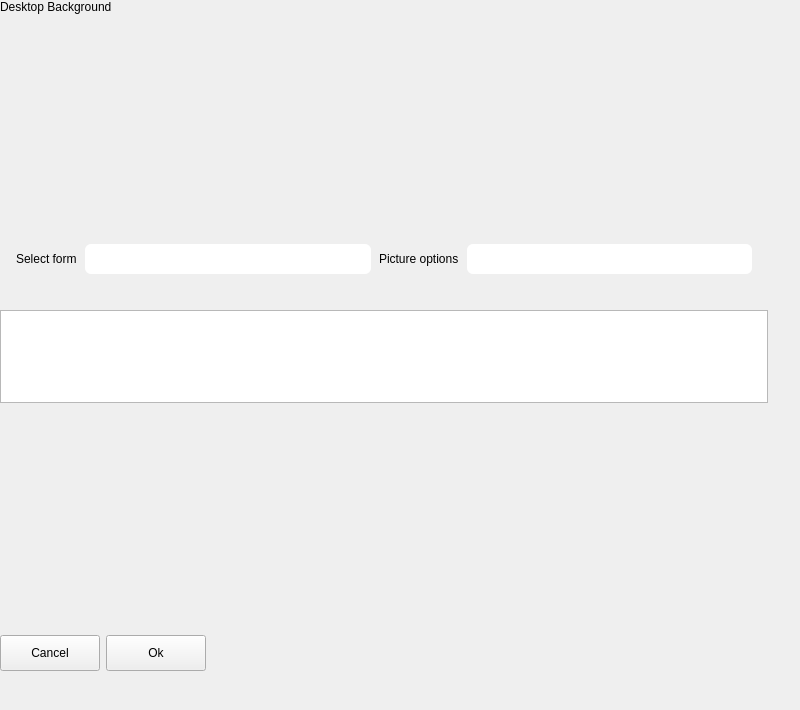
Above: plugins/personalized/wallpaper/wallpaper.ui from ukui/ukui-control-center before the change. Below: the same form after it.
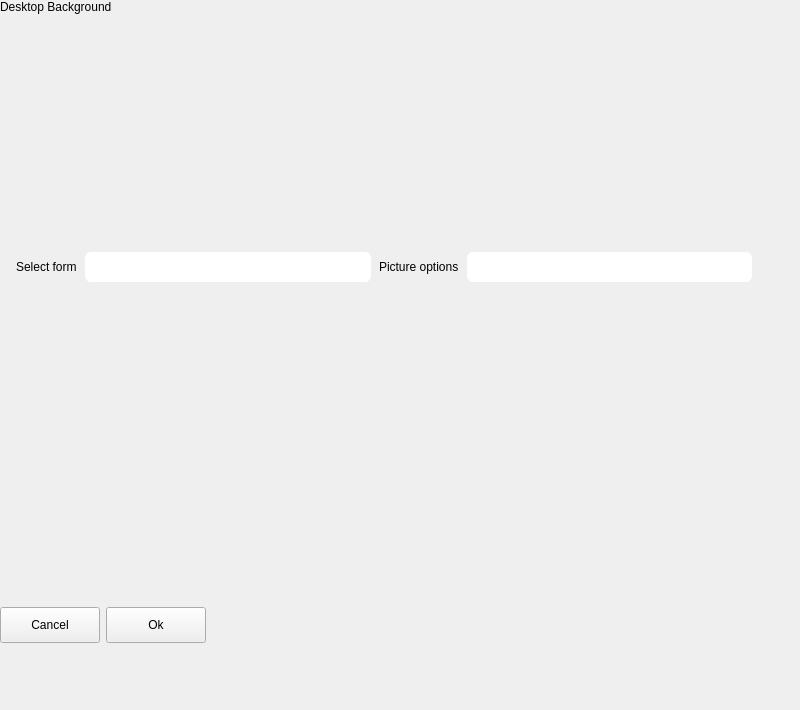
That is the form after the change. The open tabs and pages were chosen to show the change. Icons and pictures are not drawn.

Commit message: [hebing]  * recode wallpaper and add function of update account's background file when bg changes

```diff
--- a/plugins/personalized/wallpaper/wallpaper.ui
+++ b/plugins/personalized/wallpaper/wallpaper.ui
@@ -12,7 +12,7 @@
   </property>
   <property name="minimumSize">
    <size>
-    <width>550</width>
+    <width>0</width>
     <height>0</height>
    </size>
   </property>
@@ -27,7 +27,7 @@
   </property>
   <layout class="QVBoxLayout" name="verticalLayout_2">
    <property name="spacing">
-    <number>2</number>
+    <number>0</number>
    </property>
    <property name="leftMargin">
     <number>0</number>
@@ -39,7 +39,45 @@
     <number>32</number>
    </property>
    <property name="bottomMargin">
-    <number>30</number>
+    <number>48</number>
+   </property>
+   <item>
+    <widget class="QWidget" name="widget_5" native="true">
+     <property name="minimumSize">
+      <size>
+       <width>550</width>
+       <height>0</height>
+      </size>
+     </property>
+     <property name="maximumSize">
+      <size>
+       <width>960</width>
+       <height>16777215</height>
+      </size>
+     </property>
+     <layout class="QVBoxLayout" name="verticalLayout_6">
+      <property name="spacing">
+       <number>0</number>
+      </property>
+      <property name="leftMargin">
+       <number>0</number>
+      </property>
+      <property name="topMargin">
+       <number>0</number>
+      </property>
+      <property name="rightMargin">
+       <number>0</number>
+      </property>
+      <property name="bottomMargin">
+       <number>0</number>
+      </property>
+      <item>
+       <layout class="QVBoxLayout" name="verticalLayout_3">
+        <property name="spacing">
+         <number>24</number>
+        </property>
+        <property name="bottomMargin">
+         <number>10</number>
    </property>
    <item>
     <widget class="QLabel" name="titleLabel">
@@ -55,21 +93,36 @@
     </widget>
    </item>
    <item>
-    <spacer name="verticalSpacer">
-     <property name="orientation">
-      <enum>Qt::Vertical</enum>
-     </property>
-     <property name="sizeType">
-      <enum>QSizePolicy::Fixed</enum>
-     </property>
-     <property name="sizeHint" stdset="0">
+         <widget class="QStackedWidget" name="previewStackedWidget">
+          <property name="minimumSize">
+           <size>
+            <width>0</width>
+            <height>180</height>
+           </size>
+          </property>
+          <property name="maximumSize">
       <size>
-       <width>20</width>
-       <height>14</height>
-      </size>
-     </property>
-    </spacer>
-   </item>
+            <width>16777215</width>
+            <height>180</height>
+           </size>
+          </property>
+          <widget class="QWidget" name="pPicturePage">
+           <layout class="QHBoxLayout" name="horizontalLayout_8">
+            <property name="spacing">
+             <number>0</number>
+            </property>
+            <property name="leftMargin">
+             <number>0</number>
+            </property>
+            <property name="topMargin">
+             <number>0</number>
+            </property>
+            <property name="rightMargin">
+             <number>0</number>
+            </property>
+            <property name="bottomMargin">
+             <number>0</number>
+            </property>
    <item>
     <layout class="QHBoxLayout" name="horizontalLayout">
      <item>
@@ -98,6 +151,42 @@
       </widget>
      </item>
      <item>
+               <spacer name="horizontalSpacer">
+                <property name="orientation">
+                 <enum>Qt::Horizontal</enum>
+                </property>
+                <property name="sizeHint" stdset="0">
+                 <size>
+                  <width>40</width>
+                  <height>20</height>
+                 </size>
+                </property>
+               </spacer>
+              </item>
+             </layout>
+            </item>
+           </layout>
+          </widget>
+          <widget class="QWidget" name="pColorPage">
+           <layout class="QHBoxLayout" name="horizontalLayout_10">
+            <property name="spacing">
+             <number>0</number>
+            </property>
+            <property name="leftMargin">
+             <number>0</number>
+            </property>
+            <property name="topMargin">
+             <number>0</number>
+            </property>
+            <property name="rightMargin">
+             <number>0</number>
+            </property>
+            <property name="bottomMargin">
+             <number>0</number>
+            </property>
+            <item>
+             <layout class="QHBoxLayout" name="horizontalLayout_9">
+              <item>
       <widget class="QWidget" name="previewWidget" native="true">
        <property name="minimumSize">
         <size>
@@ -128,33 +217,21 @@
      </item>
     </layout>
    </item>
-   <item>
-    <spacer name="verticalSpacer_2">
-     <property name="orientation">
-      <enum>Qt::Vertical</enum>
-     </property>
-     <property name="sizeType">
-      <enum>QSizePolicy::Fixed</enum>
-     </property>
-     <property name="sizeHint" stdset="0">
-      <size>
-       <width>20</width>
-       <height>22</height>
-      </size>
-     </property>
-    </spacer>
+           </layout>
+          </widget>
+         </widget>
    </item>
    <item>
     <widget class="QWidget" name="switchWidget" native="true">
      <property name="minimumSize">
       <size>
-       <width>550</width>
+            <width>0</width>
        <height>50</height>
       </size>
      </property>
      <property name="maximumSize">
       <size>
-       <width>960</width>
+            <width>16777215</width>
        <height>50</height>
       </size>
      </property>
@@ -320,10 +397,16 @@
     <widget class="QStackedWidget" name="substackedWidget">
      <property name="minimumSize">
       <size>
-       <width>550</width>
+            <width>0</width>
        <height>0</height>
       </size>
      </property>
+          <property name="maximumSize">
+           <size>
+            <width>16777215</width>
+            <height>16777215</height>
+           </size>
+          </property>
      <property name="currentIndex">
       <number>1</number>
      </property>
@@ -461,23 +544,7 @@
           <number>9</number>
          </property>
          <item>
-          <widget class="QListWidget" name="colorListWidget"/>
-         </item>
-         <item>
-          <spacer name="verticalSpacer_4">
-           <property name="orientation">
-            <enum>Qt::Vertical</enum>
-           </property>
-           <property name="sizeType">
-            <enum>QSizePolicy::Fixed</enum>
-           </property>
-           <property name="sizeHint" stdset="0">
-            <size>
-             <width>20</width>
-             <height>14</height>
-            </size>
-           </property>
-          </spacer>
+               <widget class="QWidget" name="colorListWidget" native="true"/>
          </item>
          <item>
           <widget class="QWidget" name="widget" native="true">
@@ -527,22 +594,6 @@
            </property>
           </widget>
          </item>
-         <item>
-          <spacer name="verticalSpacer_3">
-           <property name="orientation">
-            <enum>Qt::Vertical</enum>
-           </property>
-           <property name="sizeType">
-            <enum>QSizePolicy::Fixed</enum>
-           </property>
-           <property name="sizeHint" stdset="0">
-            <size>
-             <width>20</width>
-             <height>30</height>
-            </size>
-           </property>
-          </spacer>
-         </item>
          <item>
           <layout class="QHBoxLayout" name="horizontalLayout_5">
            <item>
@@ -602,6 +653,11 @@
        </item>
       </layout>
      </widget>
+         </widget>
+        </item>
+       </layout>
+      </item>
+     </layout>
     </widget>
    </item>
   </layout>
```
Left out of the diff: 29 changed lines with no effect on the pictures. Lines whose indentation alone changed are shown as unchanged. The commit also changes 8 other files.
